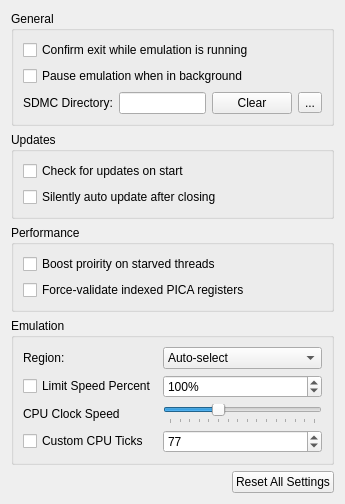
Qt form src/citra_qt/configuration/configure_general.ui (ghostallen/citra) before a commit.
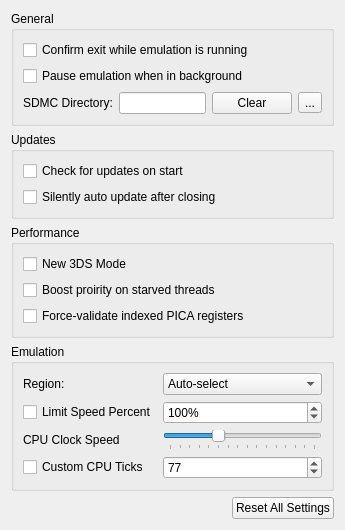
The same form after that commit.

```diff
--- a/src/citra_qt/configuration/configure_general.ui
+++ b/src/citra_qt/configuration/configure_general.ui
@@ -105,6 +105,13 @@
        <layout class="QHBoxLayout" name="horizontalLayout_7">
         <item>
          <layout class="QVBoxLayout" name="verticalLayout_5">
+          <item>
+           <widget class="QCheckBox" name="toggle_is_new_3ds">
+            <property name="text">
+             <string>New 3DS Mode</string>
+            </property>
+           </widget>
+          </item>
           <item>
            <widget class="QCheckBox" name="toggle_use_priority_boost">
             <property name="text">
```
